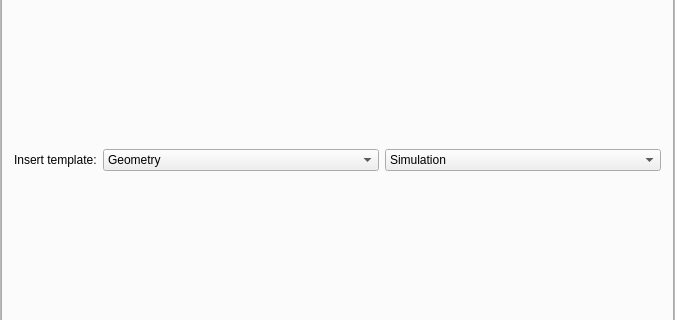
Before: the Qt Designer form HEN_HOUSE/egs++/view/viewcontrol.ui in nrc-cnrc/EGSnrc, drawn with Qt 5; both pictures show x 0 to 675 and y 157 to 477 of the 675 by 592 pixel window.
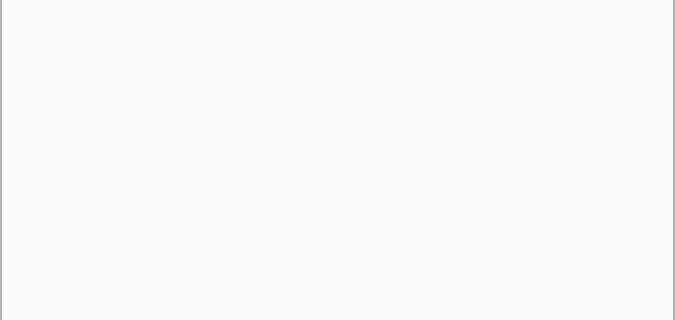
After: the same form once the commit is applied.

Commit message: Add egs_editor input example menu bar

Patch:
```diff
--- a/HEN_HOUSE/egs++/view/viewcontrol.ui
+++ b/HEN_HOUSE/egs++/view/viewcontrol.ui
@@ -1675,50 +1675,7 @@
              <attribute name="title">
               <string>Editor</string>
              </attribute>
-             <layout class="QGridLayout" name="editorLayout">
-              <item row="0" column="0">
-               <layout class="QVBoxLayout" name="editorLayout_2">
-                <item>
-                 <layout class="QHBoxLayout" name="horizontalLayout_9">
-                  <property name="sizeConstraint">
-                   <enum>QLayout::SetMaximumSize</enum>
-                  </property>
-                  <item>
-                   <widget class="QLabel" name="label">
-                    <property name="sizePolicy">
-                     <sizepolicy hsizetype="Maximum" vsizetype="Preferred">
-                      <horstretch>0</horstretch>
-                      <verstretch>0</verstretch>
-                     </sizepolicy>
-                    </property>
-                    <property name="text">
-                     <string>Insert template:</string>
-                    </property>
-                   </widget>
-                  </item>
-                  <item>
-                   <widget class="QComboBox" name="comboBox_geomTemplate">
-                    <item>
-                     <property name="text">
-                      <string>Geometry</string>
-                     </property>
-                    </item>
-                   </widget>
-                  </item>
-                  <item>
-                   <widget class="QComboBox" name="comboBox_simTemplate">
-                    <item>
-                     <property name="text">
-                      <string>Simulation</string>
-                     </property>
-                    </item>
-                   </widget>
-                  </item>
-                 </layout>
-                </item>
-               </layout>
-              </item>
-             </layout>
+             <layout class="QGridLayout" name="editorLayout"/>
             </widget>
            </widget>
           </item>
```
Left out of the diff: 32 changed lines with no effect on the pictures. The commit also changes 3 other files.
